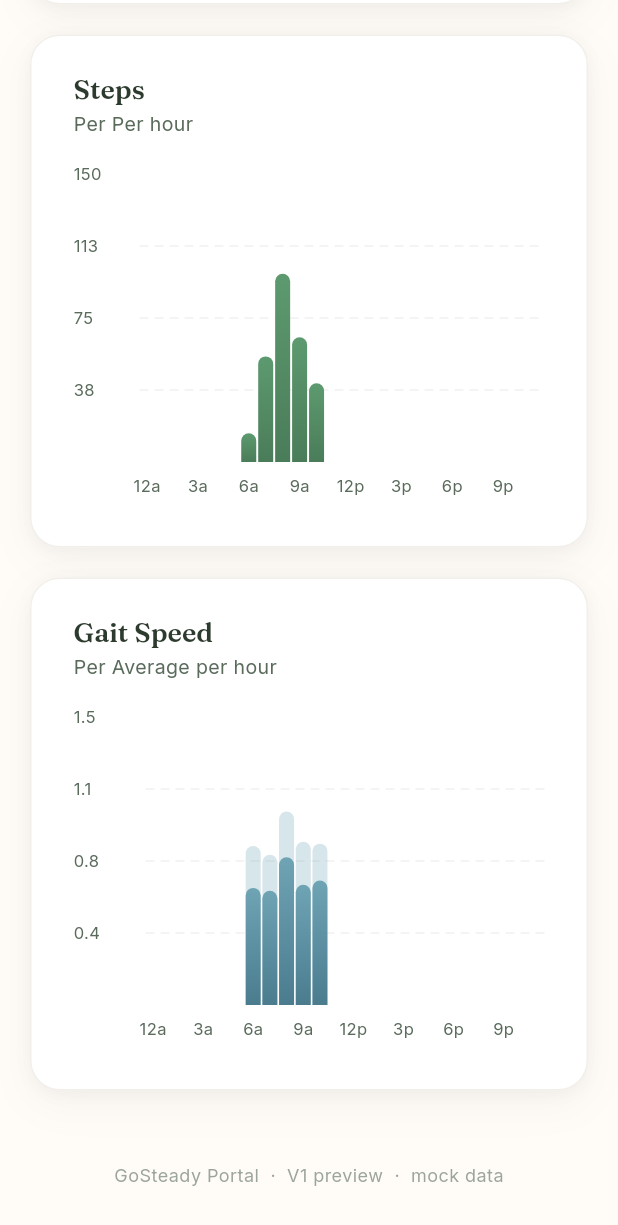
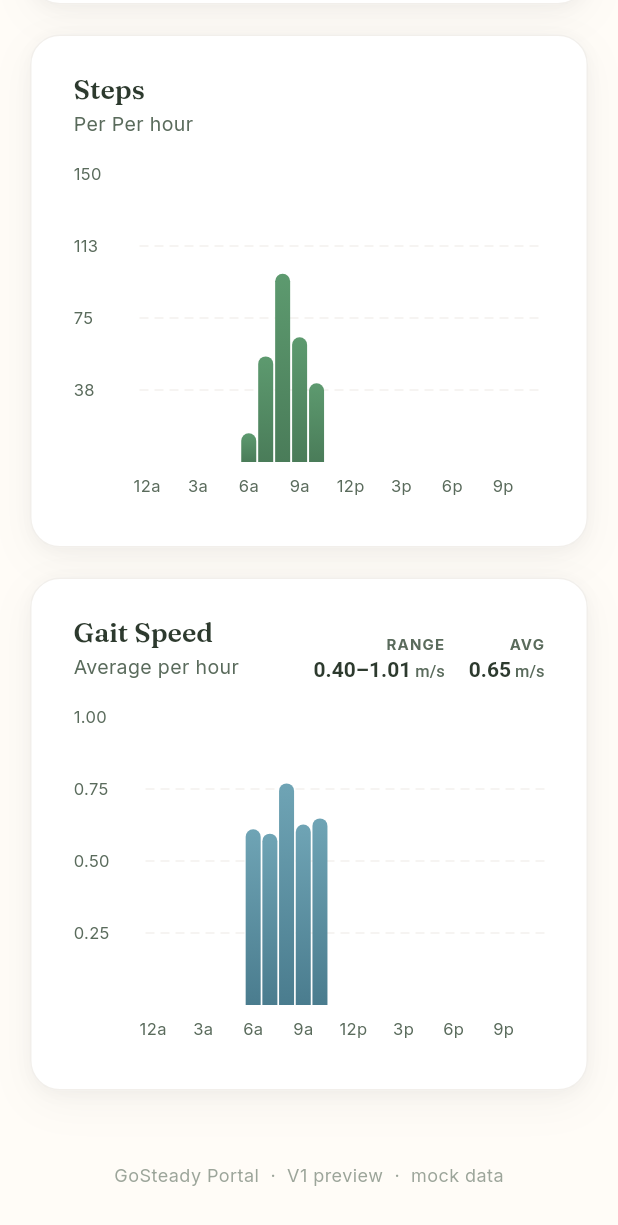
Before and after one commit to Jabl1629/GoSteadyPortal, a Flutter app: the DashboardScreen screen opened directly, scrolled down 1148 dp, on a phone screen of 412 x 824 dp. Shown: the top 1225 px of the screen. Run offline on Flutter 3.47's test engine with Material 3 defaults, Android fonts, the phone set to English and light mode, and no system bars; our stand-ins replace google_fonts, shared_preferences; missing offline and left inert: amazon_cognito_identity_dart_2; accounts and stored records are empty.

Commit message:
facility-demo: simplify gait-speed chart visualization
Drops the faded "ghost max" rod that confused the read — bars now look
like the other activity charts (solid avg with gradient). Min/max range
moves to a right-aligned summary chip in the chart-card header showing
"RANGE 0.41–0.67 m/s · AVG 0.55 m/s" so the clinical headline is
explicit at a glance.

Tooltip on hover still surfaces per-bucket avg + min/max for detail.

Also fixes the "Per Average per hour" doublespeak in the subtitle —
gait-speed labels now render correctly as "Average per hour/day/week"
(other metrics remain "Per hour/day/week").

```diff
--- a/lib/widgets/activity_timeline.dart
+++ b/lib/widgets/activity_timeline.dart
@@ -61,6 +61,55 @@ class TrendChartCard extends StatelessWidget {
     return metric == ChartMetric.gaitSpeed ? 'Average per $base' : 'Per $base';
   }
 
+  /// Whether the chart-card subtitle should be prefixed with "Per".
+  /// Gait speed already says "Average per …" so the prefix is suppressed.
+  bool get _perLabelHasOwnPrefix => metric == ChartMetric.gaitSpeed;
+
+  /// Right-aligned summary chip for the gait-speed chart card. Surfaces
+  /// the period's min–max range and time-averaged value so the audience
+  /// gets the clinical headline at a glance — the per-bucket bars are
+  /// then just "where it sat hour-by-hour."
+  Widget _gaitSpeedSummary() {
+    final entries = _extractData();
+    final active = entries.where((e) => e.value > 0).toList();
+    if (active.isEmpty) {
+      return Text(
+        'No walking yet',
+        style: TextStyle(
+          color: AppTheme.textSoft.withOpacity(0.7),
+          fontSize: 12,
+          fontWeight: FontWeight.w500,
+          fontStyle: FontStyle.italic,
+        ),
+      );
+    }
+    double rangeMin = double.infinity;
+    double rangeMax = 0;
+    double avgSum = 0;
+    var avgN = 0;
+    for (final e in active) {
+      final lo = e.minValue ?? e.value;
+      final hi = e.maxValue ?? e.value;
+      if (lo > 0 && lo < rangeMin) rangeMin = lo;
+      if (hi > rangeMax) rangeMax = hi;
+      avgSum += e.value;
+      avgN++;
+    }
+    final avgVal = avgN == 0 ? 0.0 : avgSum / avgN;
+    final loStr = (rangeMin == double.infinity ? avgVal : rangeMin)
+        .toStringAsFixed(2);
+    final hiStr = rangeMax.toStringAsFixed(2);
+    final avgStr = avgVal.toStringAsFixed(2);
+    return Row(
+      mainAxisSize: MainAxisSize.min,
+      children: [
+        _SummaryStat(label: 'Range', value: '$loStr–$hiStr', unit: 'm/s'),
+        const SizedBox(width: 16),
+        _SummaryStat(label: 'Avg', value: avgStr, unit: 'm/s'),
+      ],
+    );
+  }
+
   Color get _barColor {
     switch (metric) {
       case ChartMetric.steps:
@@ -100,6 +149,13 @@ class TrendChartCard extends StatelessWidget {
       child: Column(
         crossAxisAlignment: CrossAxisAlignment.start,
         children: [
+          Row(
+            crossAxisAlignment: CrossAxisAlignment.end,
+            children: [
+              Expanded(
+                child: Column(
+                  crossAxisAlignment: CrossAxisAlignment.start,
+                  children: [
                     Text(
                       _title,
                       style: Theme.of(context).textTheme.titleLarge?.copyWith(
@@ -108,11 +164,17 @@ class TrendChartCard extends StatelessWidget {
                     ),
                     const SizedBox(height: 2),
                     Text(
-            'Per $_perLabel',
+                      _perLabelHasOwnPrefix ? _perLabel : 'Per $_perLabel',
                       style: const TextStyle(
                         color: AppTheme.textSoft,
                         fontSize: 13,
                       ),
+                    ),
+                  ],
+                ),
+              ),
+              if (metric == ChartMetric.gaitSpeed) _gaitSpeedSummary(),
+            ],
           ),
           const SizedBox(height: 24),
           SizedBox(
@@ -130,13 +192,8 @@ class TrendChartCard extends StatelessWidget {
     if (entries.isEmpty) return const SizedBox.shrink();
 
     final isGaitSpeed = metric == ChartMetric.gaitSpeed;
-    // For gait speed, the y-axis ceiling should accommodate the max
-    // (peak) value, not just the avg. For other metrics the avg IS the
-    // value being plotted.
-    final ceilingValues = entries
-        .map((e) => isGaitSpeed ? (e.maxValue ?? e.value) : e.value)
-        .toList();
-    final maxVal = ceilingValues.fold<double>(0, (m, v) => v > m ? v : m);
+    final maxVal =
+        entries.map((e) => e.value).fold<double>(0, (m, v) => v > m ? v : m);
     final yMax = isGaitSpeed ? _niceMaxFractional(maxVal) : _niceMax(maxVal);
     final barWidth = _barWidth(entries.length);
 
@@ -172,7 +229,7 @@ class TrendChartCard extends StatelessWidget {
         ),
         barTouchData: _touchData(entries),
         barGroups: List.generate(entries.length, (i) {
-          return _makeBar(i, entries[i], barWidth, isGaitSpeed);
+          return _makeBar(i, entries[i], barWidth);
         }),
       ),
     );
@@ -330,12 +387,7 @@ class TrendChartCard extends StatelessWidget {
     );
   }
 
-  BarChartGroupData _makeBar(
-    int x,
-    _DataPoint e,
-    double width,
-    bool isGaitSpeed,
-  ) {
+  BarChartGroupData _makeBar(int x, _DataPoint e, double width) {
     final y = e.value;
     return BarChartGroupData(
       x: x,
@@ -355,16 +407,6 @@ class TrendChartCard extends StatelessWidget {
                 )
               : null,
           color: y > 0 ? null : AppTheme.border.withOpacity(0.3),
-          // Gait speed: faded "ghost" bar showing the period's max behind
-          // the solid avg bar. The eye reads bar-top = avg, faded
-          // top-edge = peak.
-          backDrawRodData: isGaitSpeed && (e.maxValue ?? 0) > y
-              ? BackgroundBarChartRodData(
-                  show: true,
-                  toY: e.maxValue!,
-                  color: _barColorLight.withOpacity(0.28),
-                )
-              : null,
         ),
       ],
     );
@@ -389,6 +431,60 @@ class TrendChartCard extends StatelessWidget {
     if (count <= 24) return 3;
     if (count <= 31) return 5;
     return 4; // 6M weekly
+  }
+}
+
+class _SummaryStat extends StatelessWidget {
+  const _SummaryStat({
+    required this.label,
+    required this.value,
+    required this.unit,
+  });
+
+  final String label;
+  final String value;
+  final String unit;
+
+  @override
+  Widget build(BuildContext context) {
+    return Column(
+      crossAxisAlignment: CrossAxisAlignment.end,
+      mainAxisSize: MainAxisSize.min,
+      children: [
+        Text(
+          label.toUpperCase(),
+          style: const TextStyle(
+            color: AppTheme.textSoft,
+            fontSize: 10,
+            fontWeight: FontWeight.w700,
+            letterSpacing: 0.8,
+          ),
+        ),
+        const SizedBox(height: 2),
+        RichText(
+          text: TextSpan(
+            children: [
+              TextSpan(
+                text: value,
+                style: const TextStyle(
+                  color: AppTheme.textDark,
+                  fontSize: 14,
+                  fontWeight: FontWeight.w600,
+                ),
+              ),
+              TextSpan(
+                text: ' $unit',
+                style: const TextStyle(
+                  color: AppTheme.textSoft,
+                  fontSize: 11,
+                  fontWeight: FontWeight.w500,
+                ),
+              ),
+            ],
+          ),
+        ),
+      ],
+    );
   }
 }
 
```
Lines whose indentation alone changed are shown as unchanged.
